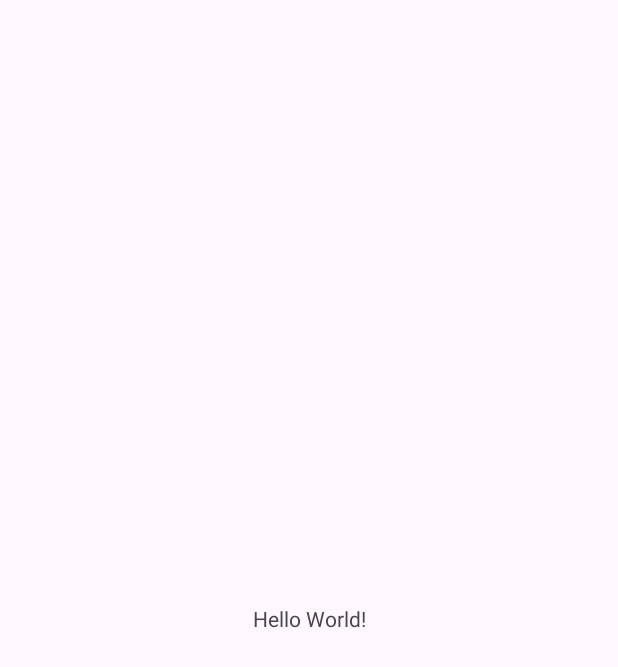
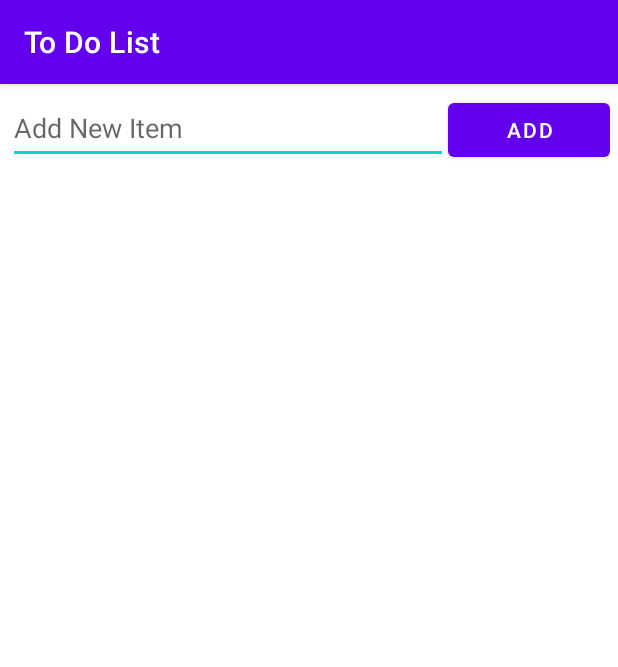
Before and after one commit to kelvs-ricafort/ToDoList, an Android app: the screen it shows after launch (MainActivity), on a phone screen of 412 x 824 dp. Before the commit the part shown is almost empty. Shown: the top 667 px of the screen. Run offline under Robolectric (Android 15) with nearby library versions, the phone set to English and light mode, and no system bars.

Commit message:
Todo list App Complete

```diff
--- a/app/build.gradle.kts
+++ b/app/build.gradle.kts
@@ -8,7 +8,7 @@ android {
 
     defaultConfig {
         applicationId = "com.newtechieblog.wordpress.views.todolist"
-        minSdk = 21
+        minSdk = 24
         targetSdk = 33
         versionCode = 1
         versionName = "1.0"
--- /dev/null
+++ b/app/src/main/java/com/newtechieblog/wordpress/views/todolist/FileHelper.java
@@ -0,0 +1,49 @@
+package com.newtechieblog.wordpress.views.todolist;
+
+import android.content.Context;
+
+import java.io.FileInputStream;
+import java.io.FileNotFoundException;
+import java.io.FileOutputStream;
+import java.io.IOException;
+import java.io.ObjectInputStream;
+import java.io.ObjectOutputStream;
+import java.util.ArrayList;
+
+public class FileHelper {
+    public static final String FILENAME = "listinfo.dat";
+
+    public static void writeData(ArrayList<String> item, Context context) {
+        try {
+            FileOutputStream fos = context.openFileOutput(FILENAME, Context.MODE_PRIVATE);
+            ObjectOutputStream oas = new ObjectOutputStream(fos);
+            oas.writeObject(item);
+
+            oas.close();
+        } catch (FileNotFoundException e) {
+            e.printStackTrace();
+        } catch (IOException e) {
+            e.printStackTrace();
+        }
+    }
+
+    public static ArrayList<String> readData(Context context) {
+        ArrayList<String> itemList = null;
+
+        try {
+            FileInputStream fis = context.openFileInput(FILENAME);
+            ObjectInputStream ois = new ObjectInputStream(fis);
+            itemList = (ArrayList<String>) ois.readObject();
+
+        } catch (FileNotFoundException e) {
+            itemList = new ArrayList<>();
+            e.printStackTrace();
+        } catch (IOException e) {
+            e.printStackTrace();
+        } catch (ClassNotFoundException e) {
+            e.printStackTrace();
+        }
+
+        return itemList;
+    }
+}
--- a/app/src/main/java/com/newtechieblog/wordpress/views/todolist/MainActivity.java
+++ b/app/src/main/java/com/newtechieblog/wordpress/views/todolist/MainActivity.java
@@ -1,14 +1,76 @@
 package com.newtechieblog.wordpress.views.todolist;
 
+import androidx.appcompat.app.AlertDialog;
 import androidx.appcompat.app.AppCompatActivity;
 
+import android.content.DialogInterface;
 import android.os.Bundle;
+import android.view.View;
+import android.widget.AdapterView;
+import android.widget.ArrayAdapter;
+import android.widget.Button;
+import android.widget.EditText;
+import android.widget.ListView;
+
+import java.util.ArrayList;
 
 public class MainActivity extends AppCompatActivity {
+
+    EditText item;
+    Button add;
+    ListView listView;
+    ArrayList<String> itemList = new ArrayList<>();
+    ArrayAdapter<String> arrayAdapter;
 
     @Override
     protected void onCreate(Bundle savedInstanceState) {
         super.onCreate(savedInstanceState);
         setContentView(R.layout.activity_main);
+        item = findViewById(R.id.editTextItem);
+        add = findViewById(R.id.btnAdd);
+        listView = findViewById(R.id.list);
+
+        itemList = FileHelper.readData(this);
+        arrayAdapter = new ArrayAdapter<>(this, android.R.layout.simple_list_item_1,
+                android.R.id.text1, itemList);
+        listView.setAdapter(arrayAdapter);
+
+        add.setOnClickListener(new View.OnClickListener() {
+            @Override
+            public void onClick(View v) {
+                String itemName = item.getText().toString();
+                itemList.add(itemName);
+                item.setText("");
+                FileHelper.writeData(itemList, getApplicationContext());
+                arrayAdapter.notifyDataSetChanged();
+            }
+        });
+
+        listView.setOnItemClickListener(new AdapterView.OnItemClickListener() {
+            @Override
+            public void onItemClick(AdapterView<?> parent, View view, int position, long id) {
+                AlertDialog.Builder alert = new AlertDialog.Builder(MainActivity.this);
+                alert.setTitle("Delete");
+                alert.setMessage("Do you want to delete this item from the list?");
+                alert.setCancelable(false);
+                alert.setNegativeButton("No", new DialogInterface.OnClickListener() {
+                    @Override
+                    public void onClick(DialogInterface dialog, int which) {
+                        dialog.cancel();
+                    }
+                });
+                alert.setPositiveButton("Yes", new DialogInterface.OnClickListener() {
+                    @Override
+                    public void onClick(DialogInterface dialog, int which) {
+                        itemList.remove(position);
+                        arrayAdapter.notifyDataSetChanged();
+                        FileHelper.writeData(itemList, getApplicationContext());
+                    }
+                });
+
+                AlertDialog alertDialog = alert.create();
+                alertDialog.show();
+            }
+        });
     }
 }
--- a/app/src/main/res/layout/activity_main.xml
+++ b/app/src/main/res/layout/activity_main.xml
@@ -1,18 +1,38 @@
 <?xml version="1.0" encoding="utf-8"?>
-<androidx.constraintlayout.widget.ConstraintLayout xmlns:android="http://schemas.android.com/apk/res/android"
-    xmlns:app="http://schemas.android.com/apk/res-auto"
+<LinearLayout xmlns:android="http://schemas.android.com/apk/res/android"
     xmlns:tools="http://schemas.android.com/tools"
     android:layout_width="match_parent"
-    android:layout_height="match_parent"
+    android:layout_height="wrap_content"
+    android:orientation="vertical"
     tools:context=".MainActivity">
 
-    <TextView
-        android:layout_width="wrap_content"
+    <LinearLayout
+        android:layout_width="match_parent"
         android:layout_height="wrap_content"
-        android:text="Hello World!"
-        app:layout_constraintBottom_toBottomOf="parent"
-        app:layout_constraintEnd_toEndOf="parent"
-        app:layout_constraintStart_toStartOf="parent"
-        app:layout_constraintTop_toTopOf="parent" />
+        android:layout_margin="5dp"
+        android:orientation="horizontal">
 
-</androidx.constraintlayout.widget.ConstraintLayout>
+        <EditText
+            android:id="@+id/editTextItem"
+            android:layout_width="wrap_content"
+            android:layout_height="48dp"
+            android:layout_weight="4"
+            android:ems="10"
+            android:hint="@string/NewItem"
+            android:inputType="text"
+            android:importantForAutofill="no" />
+
+        <Button
+            android:id="@+id/btnAdd"
+            android:layout_width="wrap_content"
+            android:layout_height="wrap_content"
+            android:layout_weight="1"
+            android:text="@string/Add" />
+    </LinearLayout>
+
+    <ListView
+        android:id="@+id/list"
+        android:layout_width="match_parent"
+        android:layout_height="match_parent" />
+
+</LinearLayout>
--- a/app/src/main/res/values-night/themes.xml
+++ b/app/src/main/res/values-night/themes.xml
@@ -1,6 +1,6 @@
-<resources xmlns:tools="http://schemas.android.com/tools">
+<resources>
     <!-- Base application theme. -->
-    <style name="Base.Theme.ToDoList" parent="Theme.Material3.DayNight.NoActionBar">
+    <style name="Base.Theme.ToDoList" parent="Theme.MaterialComponents.DayNight">
         <!-- Customize your dark theme here. -->
         <!-- <item name="colorPrimary">@color/my_dark_primary</item> -->
     </style>
--- a/app/src/main/res/values/colors.xml
+++ b/app/src/main/res/values/colors.xml
@@ -2,4 +2,9 @@
 <resources>
     <color name="black">#FF000000</color>
     <color name="white">#FFFFFFFF</color>
+    <color name="purple200">#FFBB86FC</color>
+    <color name="purple500">#FF6200EE</color>
+    <color name="purple700">#FF3700B3</color>
+    <color name="teal200">#FF03DAC5</color>
+    <color name="teal700">#FF018786</color>
 </resources>
--- a/app/src/main/res/values/strings.xml
+++ b/app/src/main/res/values/strings.xml
@@ -1,3 +1,5 @@
 <resources>
     <string name="app_name">To Do List</string>
+    <string name="NewItem">Add New Item</string>
+    <string name="Add">Add</string>
 </resources>
--- a/app/src/main/res/values/themes.xml
+++ b/app/src/main/res/values/themes.xml
@@ -1,8 +1,16 @@
-<resources xmlns:tools="http://schemas.android.com/tools">
+<resources>
     <!-- Base application theme. -->
-    <style name="Base.Theme.ToDoList" parent="Theme.Material3.DayNight.NoActionBar">
+    <style name="Base.Theme.ToDoList" parent="Theme.MaterialComponents.DayNight.DarkActionBar">
         <!-- Customize your light theme here. -->
-        <!-- <item name="colorPrimary">@color/my_light_primary</item> -->
+        <item name="colorPrimary">@color/purple500</item>
+        <item name="colorPrimaryVariant">@color/purple700</item>
+        <item name="colorOnPrimary">@color/white</item>
+
+        <item name="colorSecondary">@color/teal200</item>
+        <item name="colorSecondaryVariant">@color/teal700</item>
+        <item name="colorOnSecondary">@color/black</item>
+
+        <item name="android:statusBarColor">?attr/colorPrimaryVariant</item>
     </style>
 
     <style name="Theme.ToDoList" parent="Base.Theme.ToDoList" />
```
Also changed, not shown: app/src/main/AndroidManifest.xml (+4 -5 lines), app/src/main/res/drawable/todolist.jpg (added).
